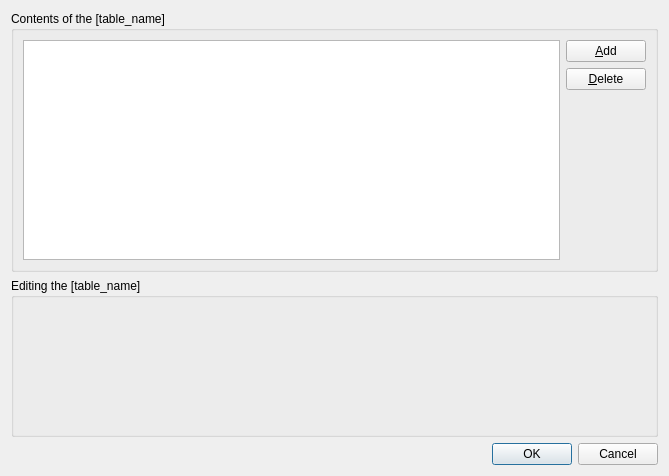
Old version of the form gtes_starts/dlgs/complex_db_table_dialog.ui in the repository olgerd27/gtes_starts.
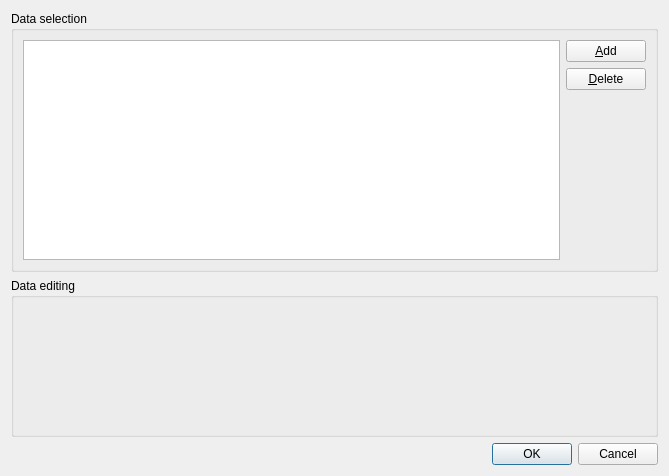
New version of the form. Icons and pictures are not drawn.

Commit message: Setted dialogs names and icon.

What changed in the file:
```diff
--- a/gtes_starts/dlgs/complex_db_table_dialog.ui
+++ b/gtes_starts/dlgs/complex_db_table_dialog.ui
@@ -23,7 +23,7 @@
       <locale language="Russian" country="Ukraine"/>
      </property>
      <property name="title">
-      <string>Contents of the [table_name]</string>
+      <string>Data selection</string>
      </property>
      <layout class="QGridLayout" name="gridLayout">
       <item row="0" column="0" rowspan="3">
@@ -134,7 +134,7 @@
       </sizepolicy>
      </property>
      <property name="title">
-      <string>Editing the [table_name]</string>
+      <string>Data editing</string>
      </property>
     </widget>
    </item>
```
Left out of the diff: 8 changed lines with no effect on the pictures. The commit also changes 4 other files.
